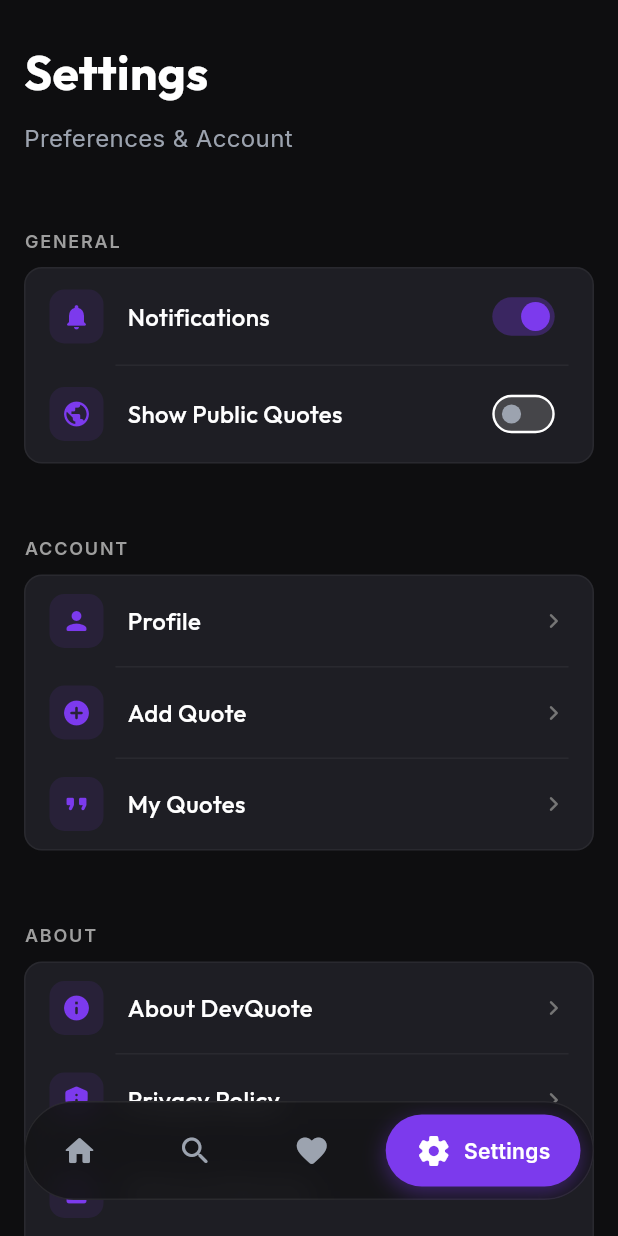
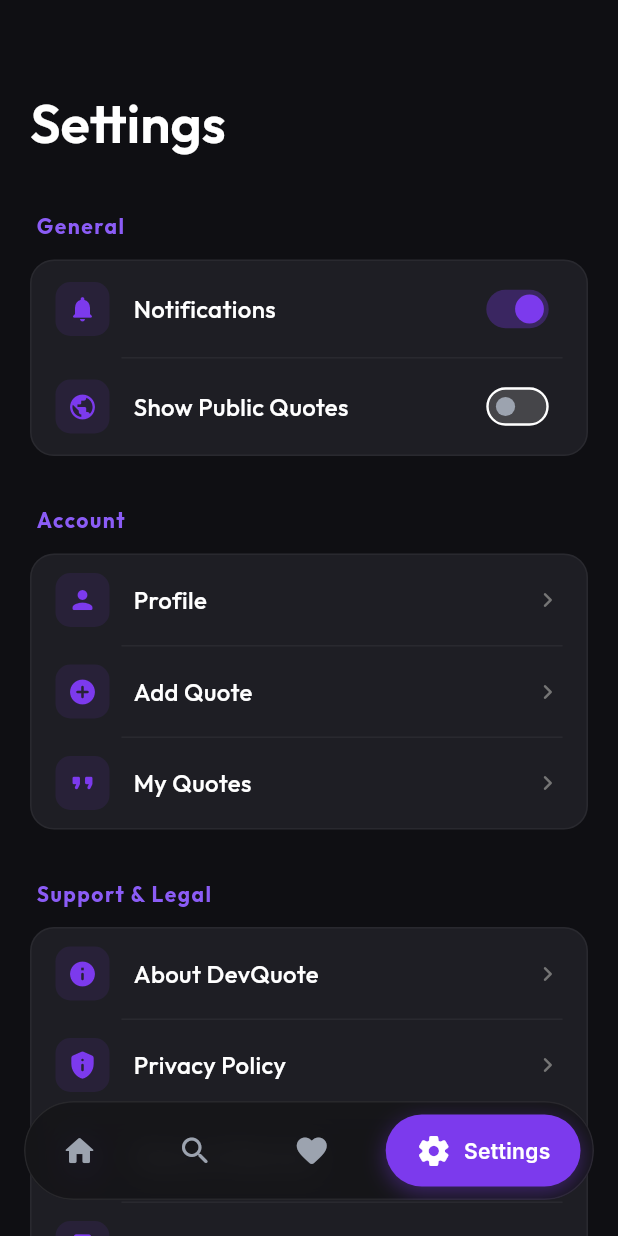
Before and after one commit to devaxissolutions/P11667, a Flutter app: the screen it shows once a user with an empty profile is signed in, item 4 of the bottom bar chosen, on a phone screen of 412 x 824 dp. Run offline on Flutter 3.47's test engine with Material 3 defaults, Android fonts, the phone set to English and light mode, and no system bars; our stand-ins replace cloud_firestore, connectivity_plus, dio, equatable, firebase_auth, firebase_core and 12 more; missing offline and left inert: firebase_performance; accounts and stored records are empty; network calls fail.

Commit message:
Organize and style Settings screen with premium minimalist design

```diff
--- a/lib/features/settings/presentation/screens/settings_screen.dart
+++ b/lib/features/settings/presentation/screens/settings_screen.dart
@@ -126,44 +126,37 @@ class _SettingsScreenState extends ConsumerState<SettingsScreen> {
     final notifier = ref.read(settingsProvider.notifier);
 
     return Scaffold(
-      backgroundColor: AppColors.background,
-      body: SafeArea(
-        bottom: false,
-        child: CustomScrollView(
-          physics: const BouncingScrollPhysics(),
-          slivers: [
-            SliverPadding(
-              padding: const EdgeInsets.fromLTRB(16, 24, 16, 0),
-              sliver: SliverToBoxAdapter(
-                child: Column(
-                  crossAxisAlignment: CrossAxisAlignment.start,
-                  children: [
-                    Text(
+      backgroundColor: const Color(0xFF0F0F13),
+      body: NestedScrollView(
+        headerSliverBuilder: (context, innerBoxIsScrolled) => [
+          SliverAppBar(
+            backgroundColor: const Color(0xFF0F0F13),
+            surfaceTintColor: Colors.transparent,
+            expandedHeight: 120.0,
+            floating: false,
+            pinned: true,
+            flexibleSpace: FlexibleSpaceBar(
+              centerTitle: false,
+              titlePadding: const EdgeInsets.only(left: 20, bottom: 16),
+              title: Text(
                 'Settings',
                 style: GoogleFonts.outfit(
-                        fontSize: 32,
-                        fontWeight: FontWeight.bold,
                   color: Colors.white,
-                      ),
-                    ),
-                    const SizedBox(height: 8),
-                    Text(
-                      'Preferences & Account',
-                      style: GoogleFonts.inter(
-                        color: AppColors.textSecondary,
-                        fontSize: 16,
-                      ),
-                    ),
-                    const SizedBox(height: 24),
-                  ],
+                  fontSize: 24, // Expanded size handled effectively by Scale
+                  fontWeight: FontWeight.w600,
                 ),
               ),
             ),
-            SliverToBoxAdapter(
-              child: Padding(
-                padding: const EdgeInsets.only(bottom: 100),
-                child: Column(
+            actions: [
+               // Optional: Add an action here if needed, like a profile icon mini
+            ],
+          ),
+        ],
+        body: ListView(
+          padding: const EdgeInsets.fromLTRB(20, 0, 20, 100),
+          physics: const BouncingScrollPhysics(),
           children: [
+            const SizedBox(height: 20),
             SettingsSection(
               title: 'General',
               children: [
@@ -171,23 +164,20 @@ class _SettingsScreenState extends ConsumerState<SettingsScreen> {
                   icon: Icons.notifications_rounded,
                   title: 'Notifications',
                   value: settings.notificationsEnabled,
-                          onChanged: (value) {
-                            notifier.toggleNotifications(value);
-                          },
+                  onChanged: (value) => notifier.toggleNotifications(value),
                   showDivider: true,
                 ),
                 SettingsToggleTile(
                   icon: Icons.public_rounded,
                   title: 'Show Public Quotes',
                   value: settings.showPublicQuotes,
-                          onChanged: (value) {
-                            notifier.toggleShowPublicQuotes(value);
-                          },
+                  onChanged: (value) => notifier.toggleShowPublicQuotes(value),
                   showDivider: false,
                 ),
               ],
             ),
-                    const SizedBox(height: 24),
+
+            const SizedBox(height: 32),
             SettingsSection(
               title: 'Account',
               children: [
@@ -209,9 +199,10 @@ class _SettingsScreenState extends ConsumerState<SettingsScreen> {
                 ),
               ],
             ),
-                    const SizedBox(height: 24),
+
+            const SizedBox(height: 32),
             SettingsSection(
-                      title: 'About',
+              title: 'Support & Legal',
               children: [
                 SettingsTile(
                   icon: Icons.info_rounded,
@@ -241,10 +232,9 @@ class _SettingsScreenState extends ConsumerState<SettingsScreen> {
                 ),
               ],
             ),
-                    const SizedBox(height: 24),
-                    Padding(
-                      padding: const EdgeInsets.symmetric(horizontal: 16),
-                      child: TextButton(
+
+            const SizedBox(height: 40),
+            TextButton(
               onPressed: () async {
                 await ref.read(authProvider.notifier).logout();
                 if (context.mounted) {
@@ -256,33 +246,50 @@ class _SettingsScreenState extends ConsumerState<SettingsScreen> {
                 padding: const EdgeInsets.symmetric(vertical: 16),
                 backgroundColor: AppColors.error.withOpacity(0.1),
                 shape: RoundedRectangleBorder(
-                            borderRadius: BorderRadius.circular(12),
+                  borderRadius: BorderRadius.circular(16),
                 ),
-                          minimumSize: const Size(double.infinity, 50),
+                minimumSize: const Size(double.infinity, 56),
               ),
-                        child: Text(
+              child: Row(
+                mainAxisAlignment: MainAxisAlignment.center,
+                children: [
+                  const Icon(Icons.logout_rounded, size: 20),
+                  const SizedBox(width: 8),
+                  Text(
                     'Log Out',
                     style: GoogleFonts.outfit(
                       fontSize: 16,
                       fontWeight: FontWeight.w600,
                     ),
                   ),
+                ],
               ),
             ),
-                    const SizedBox(height: 24),
+
+            const SizedBox(height: 32),
             Center(
-                      child: Text(
-                        'Version 1.0.0', // Ideally fetch this dynamically too
+              child: Column(
+                children: [
+                  Text(
+                    'DevQuote v1.0.2',
                     style: GoogleFonts.inter(
-                          color: AppColors.textSecondary.withOpacity(0.5),
-                          fontSize: 12,
+                      color: Colors.grey[600],
+                      fontSize: 13,
+                      fontWeight: FontWeight.w500,
                     ),
+                  ),
+                  const SizedBox(height: 4),
+                  Text(
+                    'Made with ❤️ by Developer',
+                    style: GoogleFonts.inter(
+                      color: Colors.grey[700],
+                      fontSize: 11,
                     ),
                   ),
                 ],
               ),
             ),
-            ),
+             const SizedBox(height: 20),
           ],
         ),
       ),
--- a/lib/features/settings/presentation/widgets/settings_section.dart
+++ b/lib/features/settings/presentation/widgets/settings_section.dart
@@ -16,23 +16,23 @@ class SettingsSection extends StatelessWidget {
     return Column(
       crossAxisAlignment: CrossAxisAlignment.start,
       children: [
-        Padding(
-          padding: const EdgeInsets.fromLTRB(16, 24, 16, 8),
-          child: Text(
-            title.toUpperCase(),
-            style: GoogleFonts.inter(
-              fontSize: 12,
-              fontWeight: FontWeight.w600,
-              color: Colors.grey[500],
-              letterSpacing: 1.2,
+        if (title.isNotEmpty)
+          Padding(
+            padding: const EdgeInsets.only(bottom: 12, left: 4),
+            child: Text(
+              title,
+              style: GoogleFonts.outfit(
+                color: const Color(0xFF8B5CF6),
+                fontSize: 14,
+                fontWeight: FontWeight.bold,
+                letterSpacing: 1.0,
+              ),
             ),
           ),
-        ),
         Container(
-          margin: const EdgeInsets.symmetric(horizontal: 16),
           decoration: BoxDecoration(
             color: const Color(0xFF1E1E24),
-            borderRadius: BorderRadius.circular(12),
+            borderRadius: BorderRadius.circular(16),
             border: Border.all(color: Colors.white.withOpacity(0.05)),
           ),
           child: Column(
```
Lines whose indentation alone changed are shown as unchanged.
